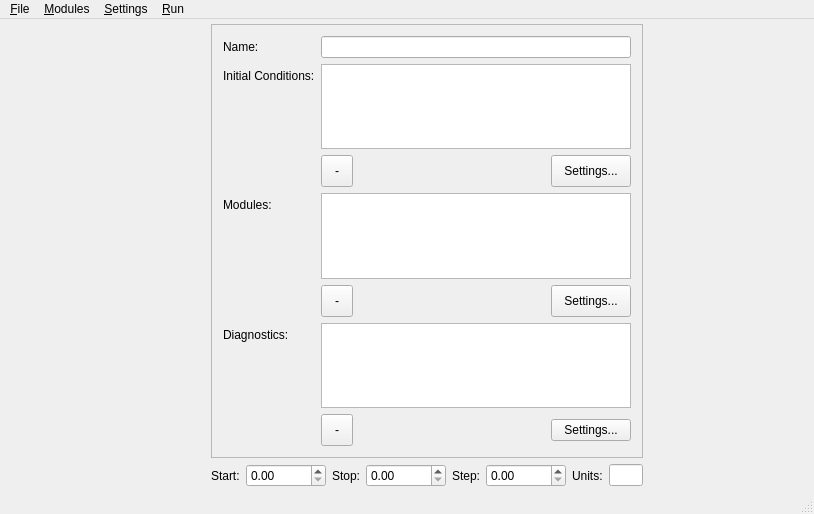
Qt form Code/exp_design/gui/experimentmanager.ui (economou/gpunit) before a commit.
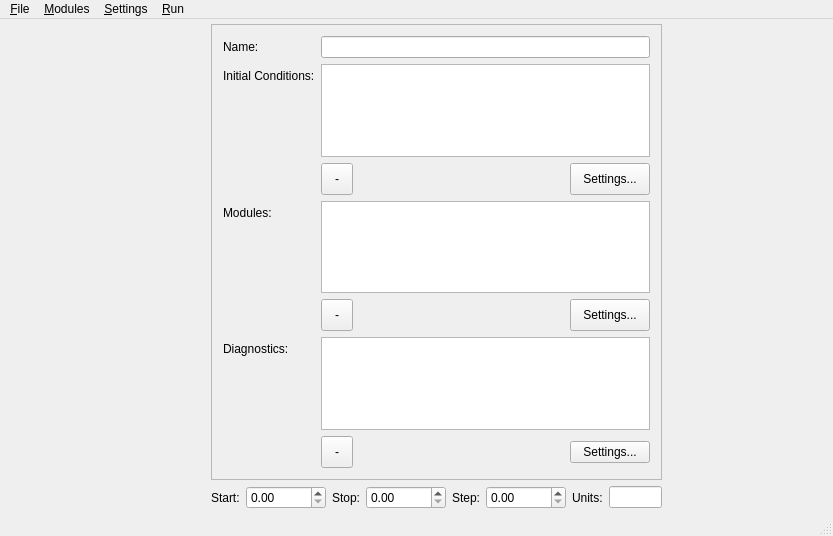
The same form after that commit. Icons and pictures are not drawn. Custom widgets are drawn as their Qt base class.

Commit message: Some UI fixes for action names and menu items.

The edit to the form file:
```diff
--- a/Code/exp_design/gui/experimentmanager.ui
+++ b/Code/exp_design/gui/experimentmanager.ui
@@ -6,8 +6,8 @@
    <rect>
     <x>0</x>
     <y>0</y>
-    <width>814</width>
-    <height>514</height>
+    <width>833</width>
+    <height>536</height>
    </rect>
   </property>
   <property name="sizePolicy">
@@ -70,8 +70,8 @@
           <rect>
            <x>0</x>
            <y>0</y>
-           <width>413</width>
-           <height>435</height>
+           <width>448</width>
+           <height>451</height>
           </rect>
          </property>
          <layout class="QFormLayout" name="formLayout_2">
@@ -425,8 +425,8 @@
     <rect>
      <x>0</x>
      <y>0</y>
-     <width>814</width>
-     <height>25</height>
+     <width>833</width>
+     <height>20</height>
     </rect>
    </property>
    <widget class="QMenu" name="menuFile">
```
Left out of the diff: 143 changed lines with no effect on the pictures. The commit also changes 1 other file.
